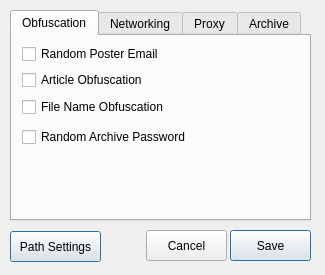
Above: src/hmi/SettingsWidget.ui from disinclination/ngPost before the change. Below: the same form after it.
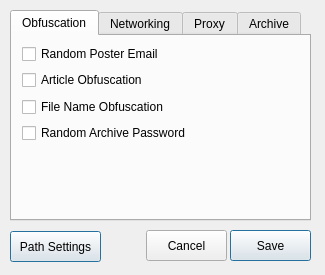
That is the form after the change. The open tabs and pages were chosen to show the change.

Commit message: Settings Widget Update - Updated wdiget for new settings modal

```diff
--- a/src/hmi/SettingsWidget.ui
+++ b/src/hmi/SettingsWidget.ui
@@ -87,7 +87,7 @@
      <property name="geometry">
       <rect>
        <x>10</x>
-       <y>91</y>
+       <y>87</y>
        <width>171</width>
        <height>20</height>
       </rect>
```
Left out of the diff: 2 changed lines with no effect on the pictures. The commit also changes 2 other files.
